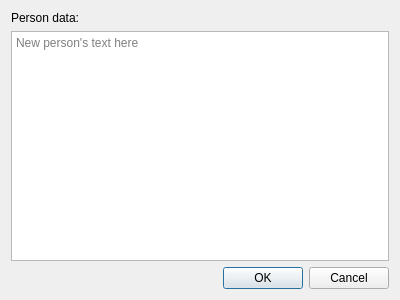
Learning-from-our-past/kaira-core, file dataprocessing/qtgui/layouts/newpersondialog.ui: the form before one commit.
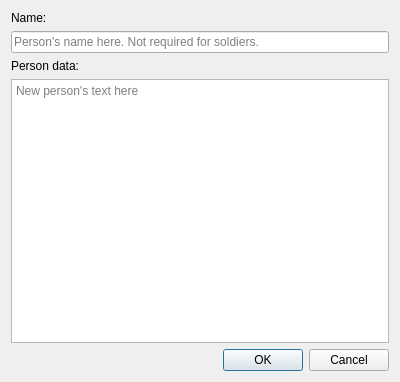
The form after the commit.

Commit message: - User can now define a name for new people created from UI

Diff of the .ui file:
```diff
--- a/dataprocessing/qtgui/layouts/newpersondialog.ui
+++ b/dataprocessing/qtgui/layouts/newpersondialog.ui
@@ -7,7 +7,7 @@
     <x>0</x>
     <y>0</y>
     <width>400</width>
-    <height>300</height>
+    <height>382</height>
    </rect>
   </property>
   <property name="windowTitle">
@@ -16,6 +16,20 @@
   <layout class="QVBoxLayout" name="verticalLayout_2">
    <item>
     <layout class="QVBoxLayout" name="verticalLayout">
+     <item>
+      <widget class="QLabel" name="label_2">
+       <property name="text">
+        <string>Name:</string>
+       </property>
+      </widget>
+     </item>
+     <item>
+      <widget class="QLineEdit" name="nameField">
+       <property name="placeholderText">
+        <string>Person's name here. Not required for soldiers.</string>
+       </property>
+      </widget>
+     </item>
      <item>
       <widget class="QLabel" name="label">
        <property name="text">
```
The commit also changes 6 other files.
